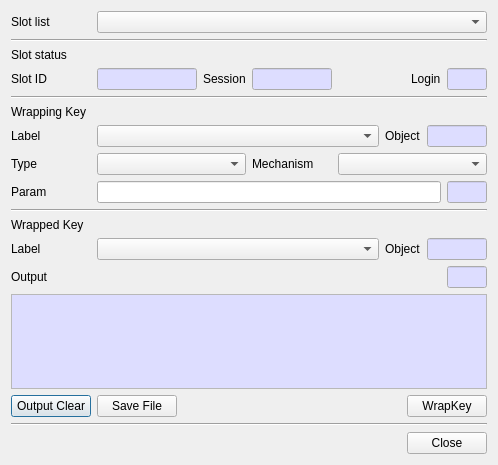
jykim74/CryptokiMan, file CryptokiMan/wrap_key_dlg.ui: the form before one commit.
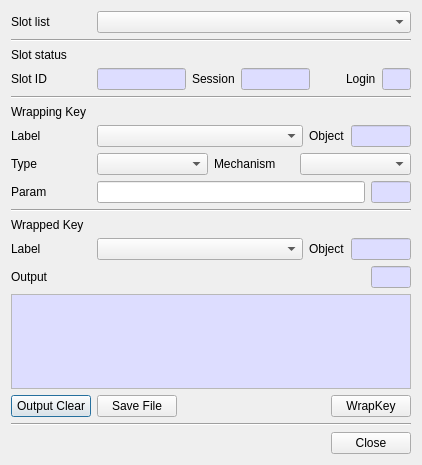
The form after the commit.

Commit message: UI 개선

```diff
--- a/CryptokiMan/wrap_key_dlg.ui
+++ b/CryptokiMan/wrap_key_dlg.ui
@@ -6,7 +6,7 @@
    <rect>
     <x>0</x>
     <y>0</y>
-    <width>498</width>
+    <width>418</width>
     <height>465</height>
    </rect>
   </property>
@@ -676,6 +676,12 @@
    </item>
    <item>
     <widget class="QPlainTextEdit" name="mOutputText">
+     <property name="minimumSize">
+      <size>
+       <width>400</width>
+       <height>0</height>
+      </size>
+     </property>
      <property name="palette">
       <palette>
        <active>
```
The commit also changes 6 other files.
